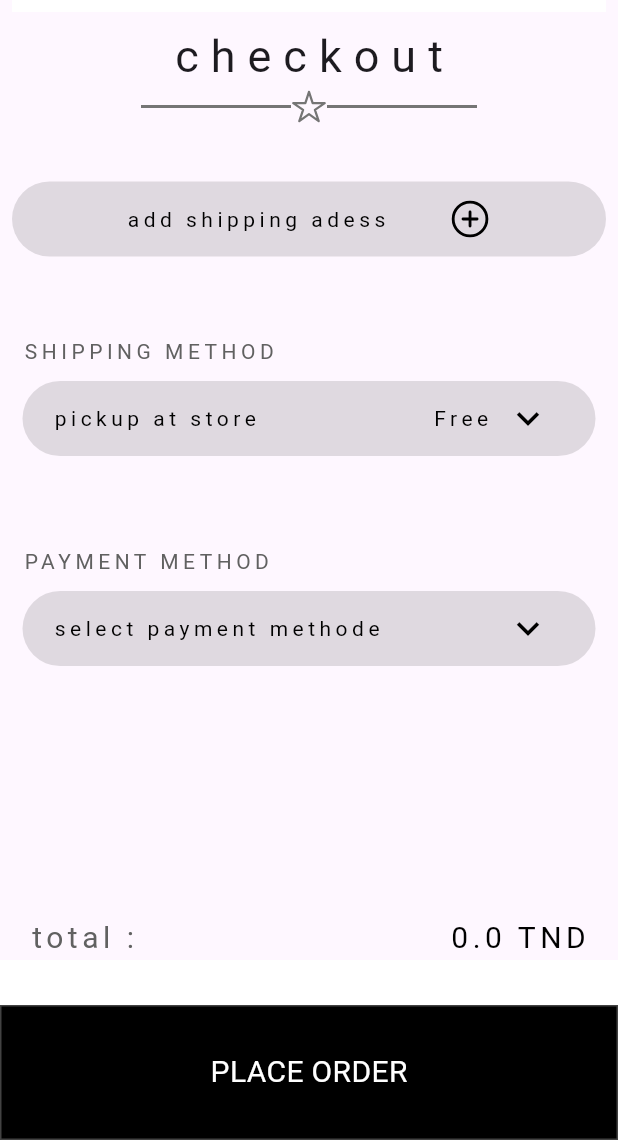
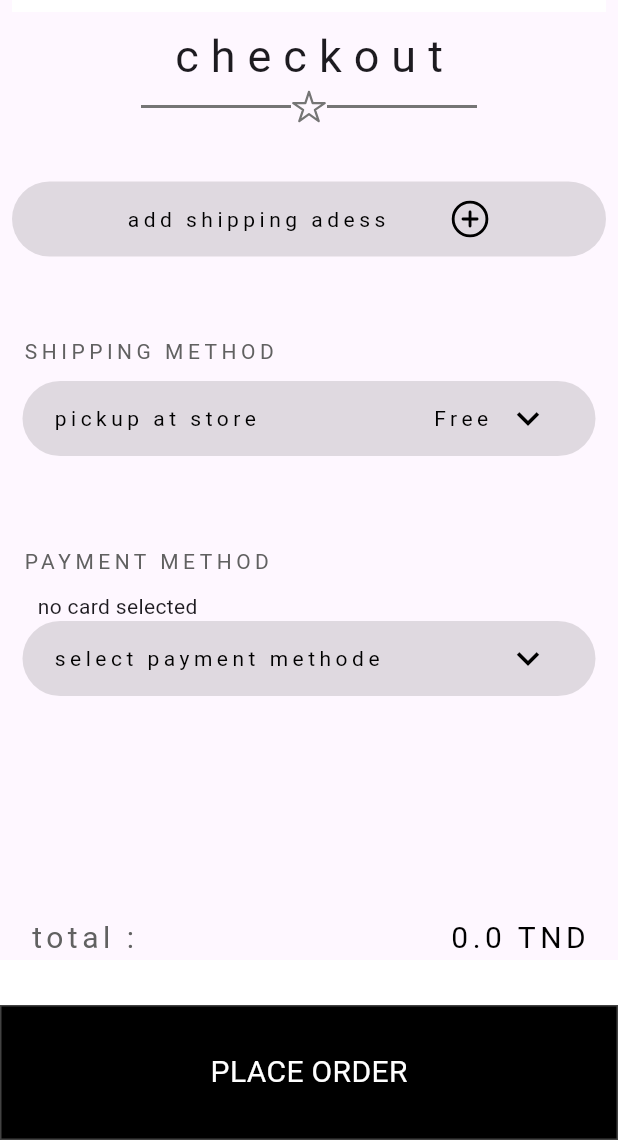
Before and after one commit to AdemGharsalli01/shop, a Flutter app: the PlaceOrder screen opened directly with empty values, on a phone screen of 412 x 824 dp, the part 96-1236 px from its top. Run offline on Flutter 3.47's test engine with Material 3 defaults, Android fonts, the phone set to English and light mode, and no system bars; our stand-ins replace flutter_credit_card, gap, ionicons.

Commit message:
add and confuguer place order screen

```diff
--- a/lib/screens/checkout.dart
+++ b/lib/screens/checkout.dart
@@ -25,7 +25,9 @@ class _CheckoutState extends State<Checkout> {
           previousValue + (double.parse(element.price) * element.qty),
     ));
 
-    return Scaffold(
+    return GestureDetector(
+      onTap: () => FocusScope.of(context).unfocus(),
+      child: Scaffold(
         appBar: costom_App_bar(isBlackk: false, cards: element),
 
         body: Column(
@@ -247,6 +249,7 @@ class _CheckoutState extends State<Checkout> {
             Custumer_button(event: "confirm order", element: element, adress: [],),
           ],
         ),
+      ),
     );
   }
 }
--- a/lib/screens/home.dart
+++ b/lib/screens/home.dart
@@ -154,6 +154,7 @@ class _HomeState extends State<Home> {
               ],
             ),
           ),
+
         ],
       ),
     );
--- a/lib/screens/place_order.dart
+++ b/lib/screens/place_order.dart
@@ -6,6 +6,7 @@ import 'package:ionicons/ionicons.dart';
 import 'package:shop/componment/app_bar.dart';
 import 'package:shop/componment/custumer%20button.dart';
 import 'package:shop/medels/product.dart';
+import 'package:shop/screens/add_card.dart';
 import 'package:shop/screens/adress_details.dart';
 
 class PlaceOrder extends StatefulWidget {
@@ -17,18 +18,42 @@ class PlaceOrder extends StatefulWidget {
 }
 
 class _PlaceOrderState extends State<PlaceOrder> {
-  List _saved_adress=[];
+  List _saved_adress = [];
 
-  void _opneadress(context) async {
+   List _saved_card = [];
+   List<Product> get element => element;
+   double get totalPrice => (widget.element.fold(
+      0.0,
+      (previousValue, element) =>
+          previousValue + (double.parse(element.price) * element.qty),
+    ));
+
+
+  void _opencard(context) async {
+    final _cardDteails = await Navigator.push(
+      context,
+      MaterialPageRoute(builder: (builder) => Addcard(savedData: _saved_card)),
+    );
+    if (_cardDteails != null) {
+      setState(() {
+        _saved_card = _cardDteails;
+      });
+    }
+    print(_cardDteails);
+  }
+
+  void _opneadress() async {
     final _adressDatails = await Navigator.push(
       context,
-      MaterialPageRoute(builder: (builder) => AdressDetails(event:_saved_adress)),
+      MaterialPageRoute(
+        builder: (builder) => AdressDetails(event: _saved_adress),
+      ),
     );
     if (_adressDatails != null) {
       setState(() {
         _saved_adress = _adressDatails;
       });
-    }
+    } else {}
   }
 
   @override
@@ -39,7 +64,9 @@ class _PlaceOrderState extends State<PlaceOrder> {
       (previousValue, element) =>
           previousValue + (double.parse(element.price) * element.qty),
     ));
-    return Scaffold(
+    return GestureDetector(
+      onTap: () => FocusScope.of(context).unfocus(),
+      child: Scaffold(
         appBar: costom_App_bar(isBlackk: false, cards: element),
         body: Column(
           children: [
@@ -71,15 +98,15 @@ class _PlaceOrderState extends State<PlaceOrder> {
               padding: const EdgeInsets.all(8.0),
               child: Column(
                 children: [
-
-
                   _saved_adress.isNotEmpty
-               ?Row(
+                      ? Row(
                           crossAxisAlignment: CrossAxisAlignment.center,
                           mainAxisAlignment: MainAxisAlignment.spaceBetween,
 
                           children: [
                             Column(
+                              crossAxisAlignment: CrossAxisAlignment.start,
+
                               children: [
                                 Text(
                                   "shipping adress".toUpperCase(),
@@ -108,8 +135,10 @@ class _PlaceOrderState extends State<PlaceOrder> {
                                     Gap(20),
                                     Text(
                                       _saved_adress.isNotEmpty
-                                  ? _saved_adress[2].toString().toUpperCase()
-                                  : "adem gharsalli",
+                                          ? _saved_adress[6]
+                                                .toString()
+                                                .toUpperCase()
+                                          : "phone number",
                                       style: TextStyle(
                                         color: Colors.grey.shade600,
                                         letterSpacing: 3,
@@ -122,8 +151,10 @@ class _PlaceOrderState extends State<PlaceOrder> {
                                     Gap(20),
                                     Text(
                                       _saved_adress.isNotEmpty
-                                  ? _saved_adress[3].toString().toUpperCase()
-                                  : "adem gharsalli",
+                                          ? _saved_adress[3]
+                                                .toString()
+                                                .toUpperCase()
+                                          : "city",
                                       style: TextStyle(
                                         color: Colors.grey.shade600,
                                         letterSpacing: 3,
@@ -136,8 +167,10 @@ class _PlaceOrderState extends State<PlaceOrder> {
                                     Gap(20),
                                     Text(
                                       _saved_adress.isNotEmpty
-                                  ? _saved_adress[4].toString().toUpperCase()
-                                  : "adem gharsalli",
+                                          ? _saved_adress[4]
+                                                .toString()
+                                                .toUpperCase()
+                                          : "state",
                                       style: TextStyle(
                                         color: Colors.grey.shade600,
                                         letterSpacing: 3,
@@ -151,7 +184,7 @@ class _PlaceOrderState extends State<PlaceOrder> {
                               onTap: () {
                                 // na7ineha 5ater bech ne5dhou m3loumet moch bech na3tiw ma3loumet
                                 //Navigator.push(context, MaterialPageRoute(builder: (context)=>AdressDetails()));
-                        _opneadress(context);
+                                _opneadress();
                               },
                               child: Icon(
                                 Icons.arrow_forward_ios_outlined,
@@ -162,12 +195,11 @@ class _PlaceOrderState extends State<PlaceOrder> {
                             Gap(10),
                           ],
                         )
-              :Gap(20),
+                      : Gap(20),
                   _saved_adress.isEmpty
-              ?GestureDetector(
+                      ? GestureDetector(
                           onTap: () {
-                    _opneadress(context);
-
+                            _opneadress();
                           },
                           child: Container(
                             decoration: BoxDecoration(
@@ -197,7 +229,8 @@ class _PlaceOrderState extends State<PlaceOrder> {
                               ],
                             ),
                           ),
-                ):SizedBox.shrink(),
+                        )
+                      : SizedBox.shrink(),
                 ],
               ),
             ),
@@ -294,6 +327,19 @@ class _PlaceOrderState extends State<PlaceOrder> {
                       ),
                     ],
                   ),
+                  // ignore: avoid_unnecessary_containers
+                  Container(
+                    child: Row(
+                      children: [
+                        Gap(10),
+                        Text(
+                          _saved_card.isNotEmpty
+                              ? _saved_card[0].toString().toUpperCase()
+                              : "no card selected",
+                        ),
+                      ],
+                    ),
+                  ),
                   Container(
                     decoration: BoxDecoration(
                       color: Colors.black12,
@@ -316,10 +362,15 @@ class _PlaceOrderState extends State<PlaceOrder> {
                         ),
                         Spacer(),
 
-                      Icon(
+                        GestureDetector(
+                          onTap: () {
+                            _opencard(context);
+                          },
+                          child: Icon(
                             Icons.keyboard_arrow_down_outlined,
                             color: Colors.black,
                             size: 30,
+                          ),
                         ),
                         Gap(30),
                       ],
@@ -357,6 +408,7 @@ class _PlaceOrderState extends State<PlaceOrder> {
             Custumer_button(event: "place order", element: element, adress: []),
           ],
         ),
+      ),
     );
   }
 }
--- a/pubspec.yaml
+++ b/pubspec.yaml
@@ -36,6 +36,7 @@ dependencies:
   cupertino_icons: ^1.0.8
   gap: ^3.0.1
   ionicons: ^0.2.2
+  flutter_credit_card: ^4.1.0
 
 
 dev_dependencies:
```
Also changed, not shown: lib/screens/add_card.dart (added, +124 -0 lines), lib/screens/adress_details.dart (+5 -2 lines), pubspec.lock. Lines whose indentation alone changed are shown as unchanged.
